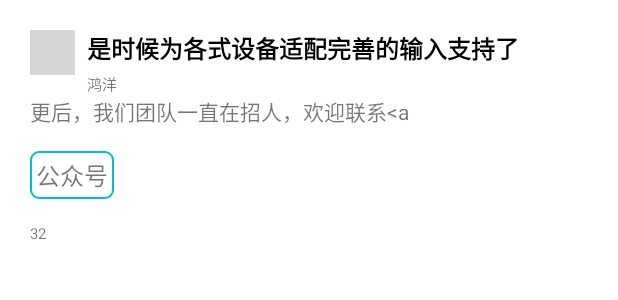
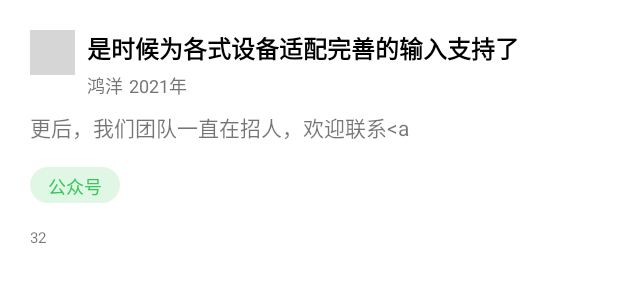
Before and after one commit to syg-todo/WanAndroid, an Android app: the layout item_home_article.xml on its own in the app's theme, with its tools: preview values and no code run, on a phone screen of 412 x 824 dp. Shown: the top 300 px of the screen. Run offline under Robolectric (Android 15) with nearby library versions, the phone set to English and light mode, and no system bars; grey boxes are pictures that could not be loaded.

Commit message:
优化首页

```diff
--- a/app/src/main/res/drawable/bg_tag.xml
+++ b/app/src/main/res/drawable/bg_tag.xml
@@ -1,8 +1,6 @@
 <?xml version="1.0" encoding="utf-8"?>
 <shape xmlns:android="http://schemas.android.com/apk/res/android">
-    <solid android:color="@color/white"/>
+    <solid android:color="#e1f7e6"/>
     <corners
-        android:radius="5dp"/>
-    <stroke android:color="#00bcd4"
-        android:width="1dp"/>
+        android:radius="12dp"/>
 </shape>
--- a/app/src/main/res/layout/item_home_article.xml
+++ b/app/src/main/res/layout/item_home_article.xml
@@ -39,14 +39,27 @@
         android:layout_height="wrap_content"
         android:layout_marginTop="@dimen/margin_smallest"
         android:text="鸿洋"
-        android:textSize="@dimen/textSize_author"
+        android:textColor="@color/text_gray"
+        android:textSize="@dimen/textSize_text"
         app:layout_constraintStart_toStartOf="@id/tv_item_home_article_title"
         app:layout_constraintTop_toBottomOf="@id/tv_item_home_article_title" />
+
+    <TextView
+        android:id="@+id/tv_item_home_article_share_date"
+        android:layout_width="wrap_content"
+        android:layout_height="wrap_content"
+        android:layout_marginStart="@dimen/margin_smallest"
+        android:text="2021年"
+        android:textColor="@color/text_gray"
+        android:textSize="@dimen/textSize_text"
+        app:layout_constraintBaseline_toBaselineOf="@id/tv_item_home_article_author"
+        app:layout_constraintStart_toEndOf="@id/tv_item_home_article_author" />
 
     <TextView
         android:id="@+id/tv_item_home_article_desc"
         android:layout_width="wrap_content"
         android:layout_height="wrap_content"
+        android:layout_marginTop="@dimen/margin_smaller"
         android:text="更后，我们团队一直在招人，欢迎联系&lt;a"
         app:layout_constraintStart_toStartOf="@id/iv_item_home_article_icon"
         app:layout_constraintTop_toBottomOf="@id/tv_item_home_article_author" />
@@ -54,12 +67,16 @@
     <TextView
         android:id="@+id/tv_item_home_article_tag1"
         android:layout_width="wrap_content"
-        android:layout_height="wrap_content"
+        android:layout_height="24dp"
         android:layout_marginTop="@dimen/margin_normal"
         android:background="@drawable/bg_tag"
+        android:gravity="center"
         android:padding="4dp"
+        android:paddingStart="12dp"
+        android:paddingEnd="12dp"
         android:text="公众号"
-        android:textSize="16sp"
+        android:textColor="#34c759"
+        android:textSize="12sp"
         app:layout_constraintStart_toStartOf="@id/iv_item_home_article_icon"
         app:layout_constraintTop_toBottomOf="@id/tv_item_home_article_desc" />
 
```
Also changed, not shown: app/src/main/java/com/syg/wanandroid/ui/adapters/HorizontalOfficialAccountAdapter.kt (+24 -3 lines), app/src/main/java/com/syg/wanandroid/ui/adapters/binders/ArticleItemViewBinder.kt (+7 -2 lines), app/src/main/res/drawable/ripple.xml (added, +8 -0 lines), app/src/main/res/layout/item_offical_account.xml (+6 -16 lines), app/src/main/res/mipmap-xxhdpi/icon_oa_android_qunyinzhuan.jpg (added), app/src/main/res/mipmap-xxhdpi/icon_oa_chengxiangmoying.jpg (added), app/src/main/res/mipmap-xxhdpi/icon_oa_chengxuyifeiyuan.jpg (added), app/src/main/res/mipmap-xxhdpi/icon_oa_code_xiaosheng.jpg (added), app/src/main/res/mipmap-xxhdpi/icon_oa_gcssloop.jpg (added), app/src/main/res/mipmap-xxhdpi/icon_oa_gityuan.jpg (added), app/src/main/res/mipmap-xxhdpi/icon_oa_googledev.jpg (added), app/src/main/res/mipmap-xxhdpi/icon_oa_guolin.jpg (added), app/src/main/res/mipmap-xxhdpi/icon_oa_hongyang.jpg (added), app/src/main/res/mipmap-xxhdpi/icon_oa_hulianwangzhencha.jpg (added), 4 more files.
